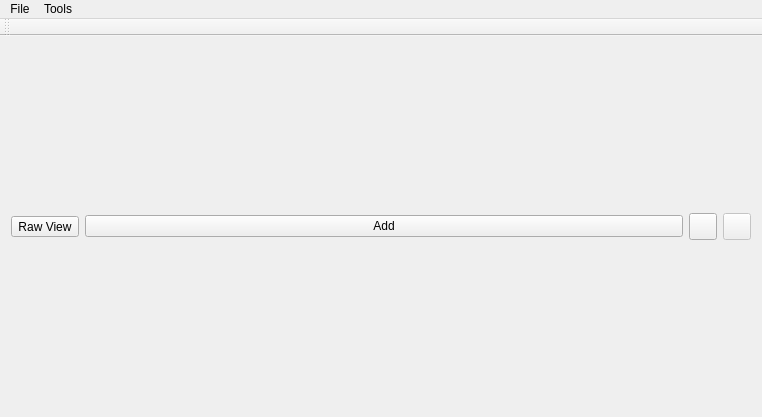
Before: the Qt Designer form LooseChange_Src/Presenter/LooseChangePresenter.ui in gojoe262/LooseChange, drawn with Qt 5.
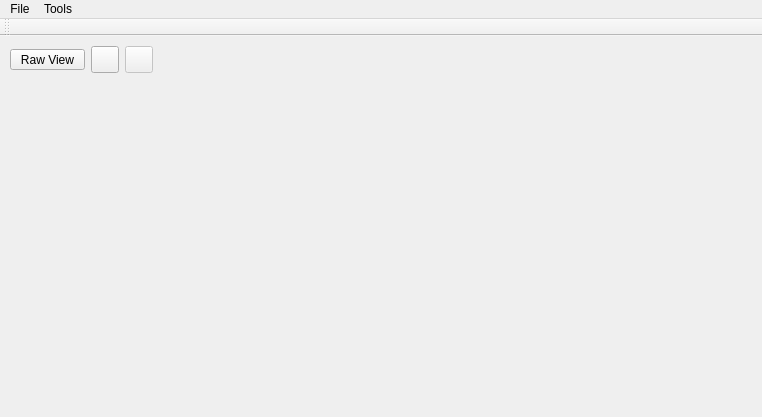
After: the same form once the commit is applied. Icons and pictures are not drawn.

Commit message: Added Separator in mainToolBar. Removed Add button.

Diff of the .ui file:
```diff
--- a/LooseChange_Src/Presenter/LooseChangePresenter.ui
+++ b/LooseChange_Src/Presenter/LooseChangePresenter.ui
@@ -14,29 +14,15 @@
    <string>LooseChangePresenter</string>
   </property>
   <widget class="QWidget" name="centralWidget">
-   <layout class="QVBoxLayout" name="verticalLayout_3">
-    <item>
-     <layout class="QHBoxLayout" name="horizontalLayout">
-      <item>
-       <widget class="QToolButton" name="toolButtonShowRawViewPresenter">
-        <property name="text">
-         <string>Raw View</string>
-        </property>
-       </widget>
-      </item>
-      <item>
-       <widget class="QPushButton" name="pushButton">
-        <property name="text">
-         <string>Add</string>
-        </property>
-        <property name="icon">
-         <iconset>
-          <normaloff>Icons/AddIcon.png</normaloff>Icons/AddIcon.png</iconset>
-        </property>
-       </widget>
-      </item>
-      <item>
        <widget class="QToolButton" name="toolButtonOpen">
+    <property name="geometry">
+     <rect>
+      <x>91</x>
+      <y>10</y>
+      <width>28</width>
+      <height>27</height>
+     </rect>
+    </property>
         <property name="text">
          <string notr="true"/>
         </property>
@@ -51,12 +37,31 @@
          </size>
         </property>
        </widget>
-      </item>
-      <item>
+   <widget class="QToolButton" name="toolButtonShowRawViewPresenter">
+    <property name="geometry">
+     <rect>
+      <x>10</x>
+      <y>13</y>
+      <width>75</width>
+      <height>21</height>
+     </rect>
+    </property>
+    <property name="text">
+     <string>Raw View</string>
+    </property>
+   </widget>
        <widget class="QToolButton" name="toolButtonSave">
         <property name="enabled">
          <bool>false</bool>
         </property>
+    <property name="geometry">
+     <rect>
+      <x>125</x>
+      <y>10</y>
+      <width>28</width>
+      <height>27</height>
+     </rect>
+    </property>
         <property name="text">
          <string notr="true"/>
         </property>
@@ -71,10 +76,6 @@
          </size>
         </property>
        </widget>
-      </item>
-     </layout>
-    </item>
-   </layout>
   </widget>
   <widget class="QToolBar" name="mainToolBar">
    <property name="contextMenuPolicy">
```
Lines whose indentation alone changed are shown as unchanged. The commit also changes 3 other files.
